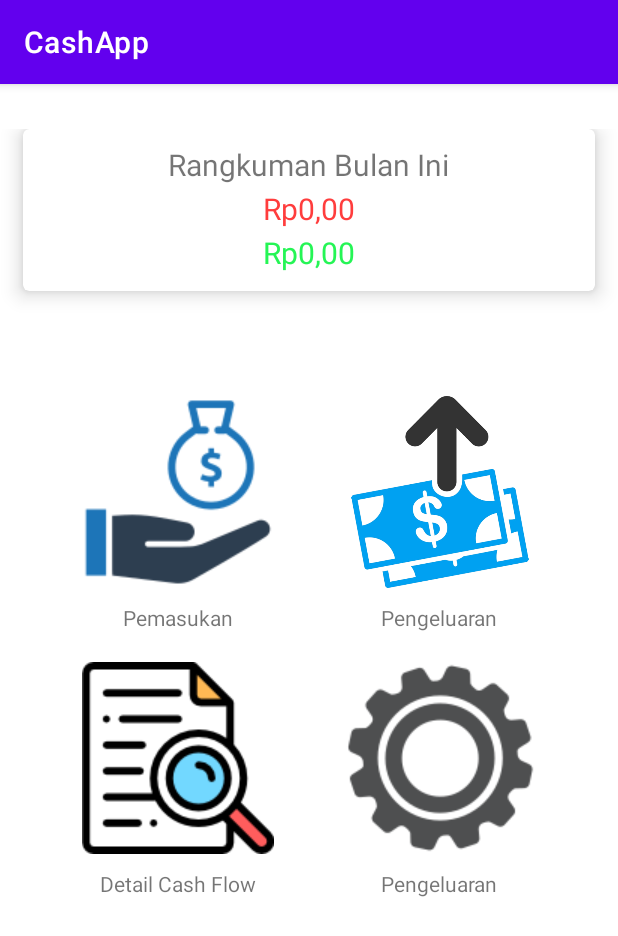
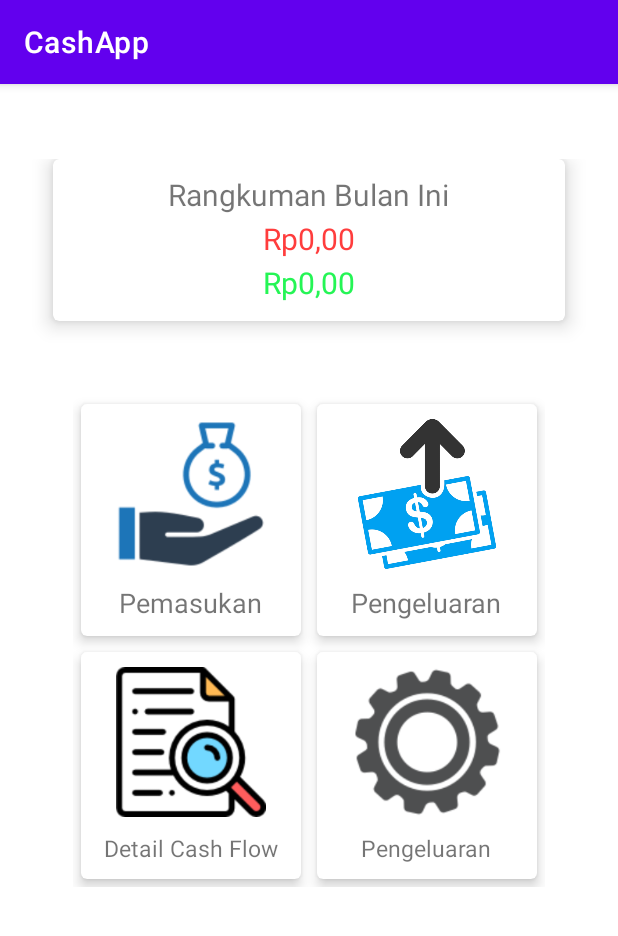
Before and after one commit to ptrnd/cashapp, an Android app: the HomeActivity screen opened directly, with no data from a screen before it, on a phone screen of 412 x 824 dp. Shown: the top 936 px of the screen. Run offline under Robolectric (Android 15) with nearby library versions, the phone set to English and light mode, and no system bars; our stand-ins replace Room's generated code.

Commit message:
button gambar jadi timbul

```diff
--- a/app/src/main/res/layout/activity_home.xml
+++ b/app/src/main/res/layout/activity_home.xml
@@ -11,6 +11,7 @@
         android:layout_width="match_parent"
         android:layout_height="wrap_content"
         android:layout_marginVertical="30dp"
+        android:padding="20dp"
         app:layout_constraintStart_toStartOf="parent"
         app:layout_constraintEnd_toEndOf="parent"
         app:layout_constraintTop_toTopOf="parent"
@@ -65,10 +66,15 @@
             android:id="@+id/grid_button"
             android:layout_width="wrap_content"
             android:layout_height="wrap_content"
-            android:layout_marginTop="20dp"
+            android:layout_marginTop="10dp"
             android:columnCount="2"
             android:rowCount="2">
 
+            <com.google.android.material.card.MaterialCardView
+                android:layout_width="match_parent"
+                android:layout_height="wrap_content"
+                android:layout_margin="5dp"
+                app:cardElevation="5dp">
                 <LinearLayout
                     android:layout_width="wrap_content"
                     android:layout_height="wrap_content"
@@ -78,8 +84,8 @@
                     <ImageButton
                         android:id="@+id/btn_pemasukan"
                         android:scaleType="fitCenter"
-                    android:layout_width="128dp"
-                    android:layout_height="128dp"
+                        android:layout_width="100dp"
+                        android:layout_height="100dp"
                         android:layout_marginHorizontal="13dp"
                         android:background="@null"
                         android:src="@drawable/income_icon"/>
@@ -90,9 +96,16 @@
                         android:layout_marginTop="10dp"
                         android:focusable="true"
                         android:clickable="true"
-                    android:text="Pemasukan"/>
+                        android:text="Pemasukan"
+                        android:textSize="18sp"/>
                 </LinearLayout>
+            </com.google.android.material.card.MaterialCardView>
 
+            <com.google.android.material.card.MaterialCardView
+                android:layout_width="match_parent"
+                android:layout_height="wrap_content"
+                android:layout_margin="5dp"
+                app:cardElevation="5dp">
                 <LinearLayout
                     android:layout_width="wrap_content"
                     android:layout_height="wrap_content"
@@ -102,8 +115,8 @@
                     <ImageButton
                         android:id="@+id/btn_pengeluaran"
                         android:scaleType="fitCenter"
-                    android:layout_width="128dp"
-                    android:layout_height="128dp"
+                        android:layout_width="100dp"
+                        android:layout_height="100dp"
                         android:layout_marginHorizontal="13dp"
                         android:background="@null"
                         android:src="@drawable/outcome_icon"/>
@@ -114,9 +127,16 @@
                         android:layout_marginTop="10dp"
                         android:focusable="true"
                         android:clickable="true"
-                    android:text="Pengeluaran"/>
+                        android:text="Pengeluaran"
+                        android:textSize="18sp"/>
                 </LinearLayout>
+            </com.google.android.material.card.MaterialCardView>
 
+            <com.google.android.material.card.MaterialCardView
+                android:layout_width="match_parent"
+                android:layout_height="wrap_content"
+                android:layout_margin="5dp"
+                app:cardElevation="5dp">
                 <LinearLayout
                     android:layout_width="wrap_content"
                     android:layout_height="wrap_content"
@@ -125,8 +145,9 @@
                     android:gravity="center">
                     <ImageButton
                         android:id="@+id/btn_detail"
-                    android:layout_width="128dp"
-                    android:layout_height="128dp"
+                        android:scaleType="fitCenter"
+                        android:layout_width="100dp"
+                        android:layout_height="100dp"
                         android:layout_marginHorizontal="13dp"
                         android:src="@drawable/detail_icon"
                         android:background="@null"/>
@@ -136,8 +157,16 @@
                         android:layout_marginTop="10dp"
                         android:focusable="true"
                         android:clickable="true"
-                    android:text="Detail Cash Flow"/>
+                        android:text="Detail Cash Flow"
+                        android:textSize="15sp"/>
                 </LinearLayout>
+            </com.google.android.material.card.MaterialCardView>
+
+            <com.google.android.material.card.MaterialCardView
+                android:layout_width="match_parent"
+                android:layout_height="wrap_content"
+                android:layout_margin="5dp"
+                app:cardElevation="5dp">
                 <LinearLayout
                     android:layout_width="wrap_content"
                     android:layout_height="wrap_content"
@@ -147,8 +176,8 @@
                     <ImageButton
                         android:id="@+id/btn_setting"
                         android:scaleType="fitCenter"
-                    android:layout_width="128dp"
-                    android:layout_height="128dp"
+                        android:layout_width="100dp"
+                        android:layout_height="100dp"
                         android:layout_marginHorizontal="13dp"
                         android:background="@null"
                         android:src="@drawable/setting_icon"/>
@@ -158,8 +187,10 @@
                         android:layout_marginTop="10dp"
                         android:focusable="true"
                         android:clickable="true"
-                    android:text="Pengeluaran"/>
+                        android:text="Pengeluaran"
+                        android:textSize="15sp"/>
                 </LinearLayout>
+            </com.google.android.material.card.MaterialCardView>
         </GridLayout>
     </LinearLayout>
 
```
Lines whose indentation alone changed are shown as unchanged.
